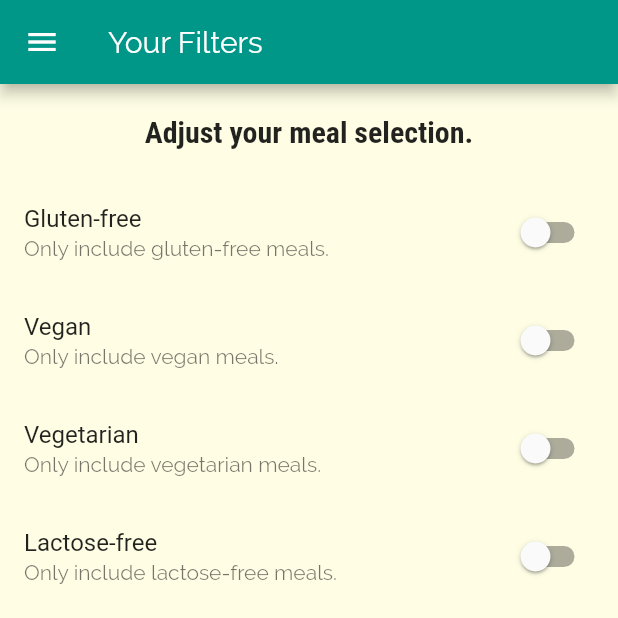
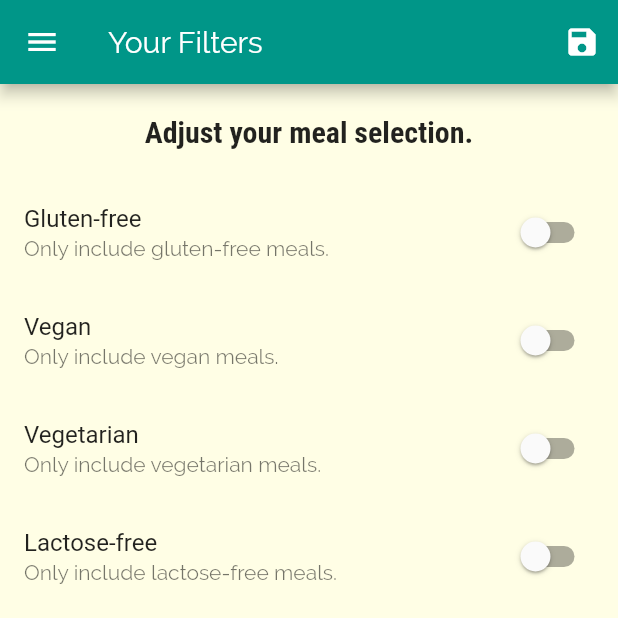
Before and after one commit to MatthieuNadeau96/Flutter_meals_app, a Flutter app: the FilterScreen screen opened by its route, on a phone screen of 412 x 824 dp, the top half of it. Run offline on Flutter 3.47's test engine with Material 2 defaults, Android fonts, the phone set to English and light mode, and no system bars.

Commit message:
Adding Filtering Logic

```diff
--- a/lib/main.dart
+++ b/lib/main.dart
@@ -1,14 +1,50 @@
 import 'package:flutter/material.dart';
 
+import './dummy_data.dart';
 import './screens/meal_detail_screen.dart';
 import './screens/categories_screen.dart';
 import './screens/category_meals_screen.dart';
 import './screens/tabs_screen.dart';
 import './screens/filters_screen.dart';
+import './models/meal.dart';
 
 void main() => runApp(MyApp());
 
-class MyApp extends StatelessWidget {
+class MyApp extends StatefulWidget {
+  @override
+  _MyAppState createState() => _MyAppState();
+}
+
+class _MyAppState extends State<MyApp> {
+  Map<String, bool> _filters = {
+    'gluten': false,
+    'lactose': false,
+    'vegan': false,
+    'vegetarian': false,
+  };
+  List<Meal> _availableMeals = DUMMY_MEALS;
+
+  void _setFilters(Map<String, bool> filterData) {
+    setState(() {
+      _filters = filterData;
+      _availableMeals = DUMMY_MEALS.where((meal) {
+        if (_filters['gluten'] && !meal.isGlutenFree) {
+          return false;
+        }
+        if (_filters['lactose'] && !meal.isLactoseFree) {
+          return false;
+        }
+        if (_filters['vegan'] && !meal.isVegan) {
+          return false;
+        }
+        if (_filters['vegetarian'] && !meal.isVegetarian) {
+          return false;
+        }
+        return true;
+      }).toList();
+    });
+  }
+
   @override
   Widget build(BuildContext context) {
     return MaterialApp(
@@ -37,9 +73,10 @@ class MyApp extends StatelessWidget {
       initialRoute: '/', // default is '/'
       routes: {
         '/': (ctx) => TabsScreen(),
-        CategoryMealsScreen.routeName: (ctx) => CategoryMealsScreen(),
+        CategoryMealsScreen.routeName: (ctx) =>
+            CategoryMealsScreen(_availableMeals),
         MealDetailScreen.routeName: (ctx) => MealDetailScreen(),
-        FilterScreen.routeName: (ctx) => FilterScreen(),
+        FilterScreen.routeName: (ctx) => FilterScreen(_filters, _setFilters),
       },
       onGenerateRoute: (settings) {
         print(settings.arguments);
--- a/lib/screens/category_meals_screen.dart
+++ b/lib/screens/category_meals_screen.dart
@@ -6,6 +6,9 @@ import '../models/meal.dart';
 
 class CategoryMealsScreen extends StatefulWidget {
   static const routeName = '/category-meals';
+  final List<Meal> availableMeals;
+
+  CategoryMealsScreen(this.availableMeals);
 
   @override
   _CategoryMealsScreenState createState() => _CategoryMealsScreenState();
@@ -29,7 +32,7 @@ class _CategoryMealsScreenState extends State<CategoryMealsScreen> {
           ModalRoute.of(context).settings.arguments as Map<String, String>;
       categoryTitle = routeArgs['title'];
       final categoryId = routeArgs['id'];
-      displayedMeals = DUMMY_MEALS.where((meal) {
+      displayedMeals = widget.availableMeals.where((meal) {
         return meal.categories.contains(categoryId);
       }).toList();
       _loadedInitData = true;
--- a/lib/screens/filters_screen.dart
+++ b/lib/screens/filters_screen.dart
@@ -3,6 +3,11 @@ import 'package:meals_app/widgets/main_drawer.dart';
 
 class FilterScreen extends StatefulWidget {
   static const routeName = 'filters';
+
+  final Function saveFilters;
+  final Map<String, bool> currentFilters;
+
+  FilterScreen(this.currentFilters, this.saveFilters);
 
   @override
   _FilterScreenState createState() => _FilterScreenState();
@@ -13,6 +18,15 @@ class _FilterScreenState extends State<FilterScreen> {
   bool _vegan = false;
   bool _vegetarian = false;
   bool _lactoseFree = false;
+
+  @override
+  initState() {
+    _glutenFree = widget.currentFilters['gluten'];
+    _vegan = widget.currentFilters['vegan'];
+    _vegetarian = widget.currentFilters['vegetarian'];
+    _lactoseFree = widget.currentFilters['lactose'];
+    super.initState();
+  }
 
   Widget _buildSwitchListTile(
     String title,
@@ -31,7 +45,23 @@ class _FilterScreenState extends State<FilterScreen> {
   @override
   Widget build(BuildContext context) {
     return Scaffold(
-      appBar: AppBar(title: Text('Your Filters')),
+      appBar: AppBar(
+        title: Text('Your Filters'),
+        actions: <Widget>[
+          IconButton(
+            icon: Icon(Icons.save),
+            onPressed: () {
+              final seletedFilters = {
+                'gluten': _glutenFree,
+                'lactose': _lactoseFree,
+                'vegan': _vegan,
+                'vegetarian': _vegetarian,
+              };
+              widget.saveFilters(seletedFilters);
+            },
+          )
+        ],
+      ),
       drawer: MainDrawer(),
       body: Column(
         children: <Widget>[
```
